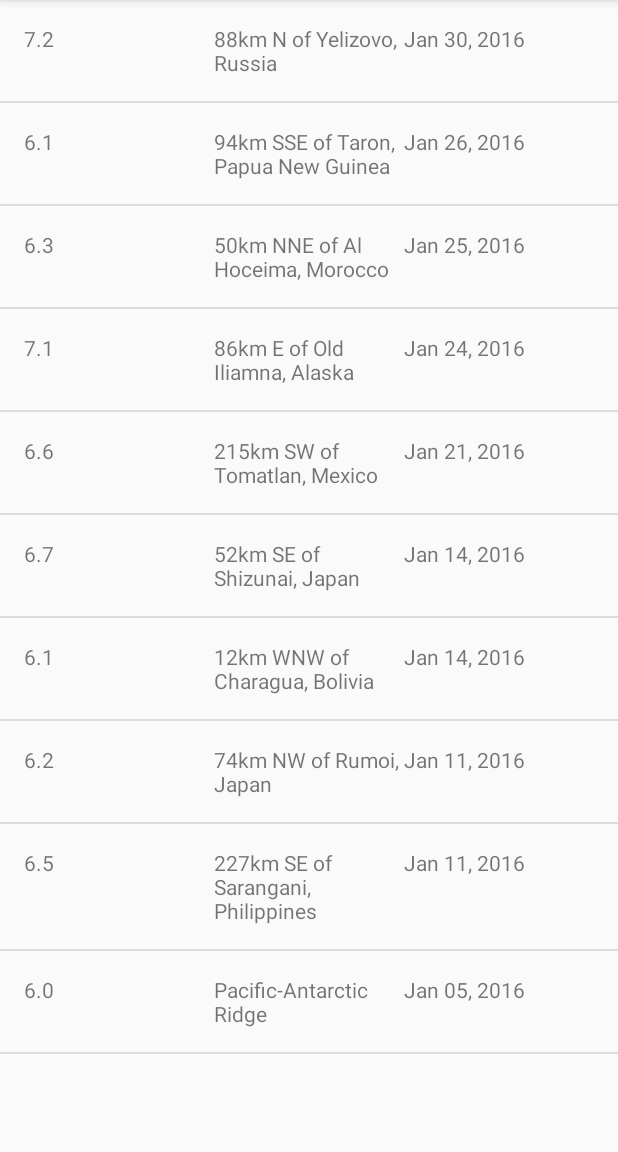
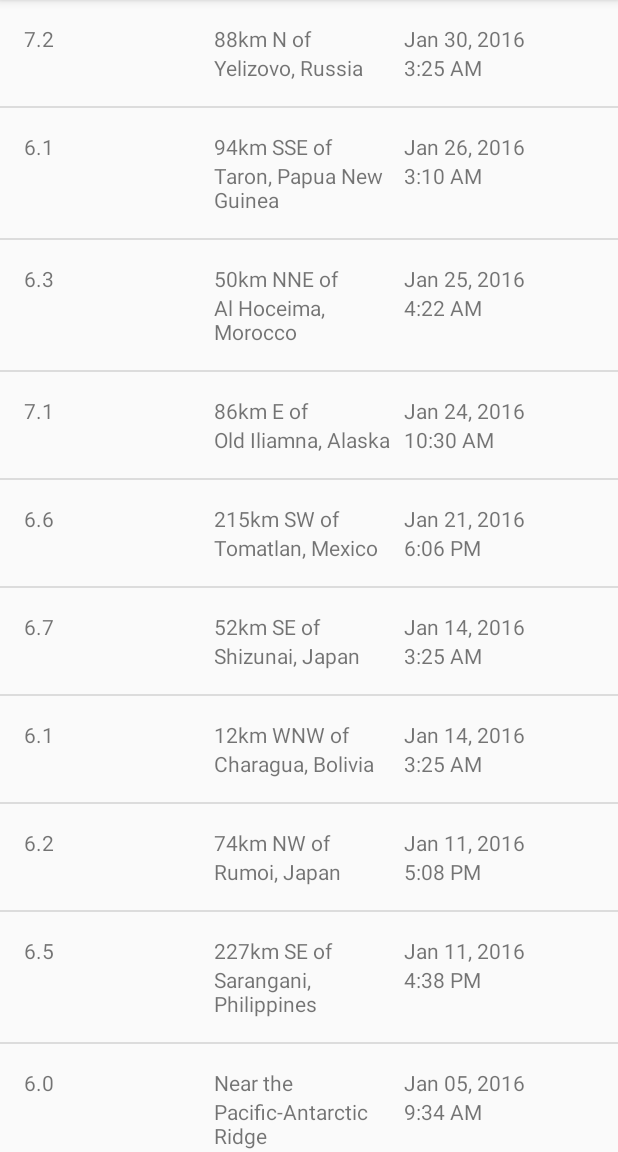
Before and after one commit to luckyhanna/QuakeReport, an Android app: the screen it shows after launch (EarthquakeActivity), on a phone screen of 412 x 824 dp, the part 84-1236 px from its top. Run offline under Robolectric (Android 15) with nearby library versions, the phone set to English and light mode, and no system bars.

Commit message:
formatting

```diff
--- a/app/src/main/java/com/example/android/quakereport/Earthquake.java
+++ b/app/src/main/java/com/example/android/quakereport/Earthquake.java
@@ -4,23 +4,23 @@ import java.math.BigDecimal;
 
 public class Earthquake {
 
-    private BigDecimal mMagnitude;
+    private double mMagnitude;
 
     private String mPlace;
 
     private Long mTime;
 
-    public Earthquake(BigDecimal magnitude, String place, Long time) {
+    public Earthquake(double magnitude, String place, Long time) {
         this.mMagnitude = magnitude;
         this.mPlace = place;
         this.mTime = time;
     }
 
-    public BigDecimal getMagnitude() {
+    public double getMagnitude() {
         return mMagnitude;
     }
 
-    public void setMagnitude(BigDecimal mMagnitude) {
+    public void setMagnitude(double mMagnitude) {
         this.mMagnitude = mMagnitude;
     }
 
--- a/app/src/main/java/com/example/android/quakereport/EarthquakeAdapter.java
+++ b/app/src/main/java/com/example/android/quakereport/EarthquakeAdapter.java
@@ -9,12 +9,15 @@ import android.view.ViewGroup;
 import android.widget.ArrayAdapter;
 import android.widget.TextView;
 
+import java.text.DecimalFormat;
 import java.text.SimpleDateFormat;
 import java.util.Date;
 import java.util.List;
 
 public class EarthquakeAdapter extends ArrayAdapter<Earthquake> {
 
+
+    private static final String LOCATION_SEPARATOR = " of ";
 
     public EarthquakeAdapter(@NonNull Context context, @NonNull List<Earthquake> objects) {
         super(context, 0, objects);
@@ -28,19 +31,47 @@ public class EarthquakeAdapter extends ArrayAdapter<Earthquake> {
             listItemView = LayoutInflater.from(getContext()).inflate(R.layout.earthquake_item, parent, false);
         }
         TextView magnitude = (TextView) listItemView.findViewById(R.id.mag_tv);
-        TextView place = (TextView) listItemView.findViewById(R.id.place_tv);
+        TextView locationOffset = (TextView) listItemView.findViewById(R.id.location_offset_tv);
+        TextView primaryLocation = (TextView) listItemView.findViewById(R.id.primary_location_tv);
+        TextView dateTv = (TextView) listItemView.findViewById(R.id.date_tv);
         TextView time = (TextView) listItemView.findViewById(R.id.time_tv);
 
         Earthquake currentQuake = getItem(position);
 
-        magnitude.setText(String.valueOf(currentQuake.getMagnitude()));
-        place.setText(currentQuake.getPlace());
+        magnitude.setText(formatMagnitude(currentQuake.getMagnitude()));
+        String place = currentQuake.getPlace();
+
+        String offsetString = getContext().getString(R.string.near_the);;
+        String locationString = place;
+        if (place.contains(LOCATION_SEPARATOR)) {
+            String[] parts = place.split(LOCATION_SEPARATOR);
+            offsetString = parts[0] + LOCATION_SEPARATOR;
+            locationString = parts[1];
+        }
+        locationOffset.setText(offsetString);
+        primaryLocation.setText(locationString);
+
         Date date = new Date(currentQuake.getTime());
 
-        SimpleDateFormat sdf = new SimpleDateFormat("LLL dd, yyyy");
-        String dateString = sdf.format(date);
-        time.setText(dateString);
+        dateTv.setText(formatDate(date));
+
+        time.setText(formatTime(date));
 
         return listItemView;
     }
+
+    private String formatDate(Date date) {
+        SimpleDateFormat sdf = new SimpleDateFormat("MMM dd, yyyy");
+        return sdf.format(date);
+    }
+
+    private String formatTime(Date date) {
+        SimpleDateFormat sdfTime = new SimpleDateFormat("h:mm a");
+        return sdfTime.format(date);
+    }
+
+    private String formatMagnitude(double mag) {
+        DecimalFormat df = new DecimalFormat("0.0");
+        return df.format(mag);
+    }
 }
--- a/app/src/main/java/com/example/android/quakereport/QueryUtils.java
+++ b/app/src/main/java/com/example/android/quakereport/QueryUtils.java
@@ -59,7 +59,7 @@ public final class QueryUtils {
                 double magnitude = properties.getDouble("mag");
                 String place = properties.getString("place");
                 long time = properties.getLong("time");
-                earthquakes.add(new Earthquake(BigDecimal.valueOf(magnitude), place, time));
+                earthquakes.add(new Earthquake(magnitude, place, time));
             }
 
         } catch (JSONException e) {
--- a/app/src/main/res/layout/earthquake_item.xml
+++ b/app/src/main/res/layout/earthquake_item.xml
@@ -12,17 +12,46 @@
         android:layout_weight="1"
         android:layout_height="match_parent"
         tools:text="7.2"/>
-    <TextView
-        android:id="@+id/place_tv"
+
+    <LinearLayout
         android:layout_width="0dp"
         android:layout_weight="1"
         android:layout_height="match_parent"
-        tools:text="San Francisco"/>
-    <TextView
-        android:id="@+id/time_tv"
+        android:orientation="vertical">
+
+        <TextView
+            android:id="@+id/location_offset_tv"
+            android:layout_width="match_parent"
+            android:layout_height="wrap_content"
+            tools:text="88km N of"/>
+
+        <TextView
+            android:id="@+id/primary_location_tv"
+            android:layout_width="match_parent"
+            android:layout_height="wrap_content"
+            tools:text="Yelizovo, Russia"/>
+
+    </LinearLayout>
+
+    <LinearLayout
         android:layout_width="0dp"
         android:layout_weight="1"
         android:layout_height="match_parent"
-        tools:text="Feb 2, 2016"/>
+        android:orientation="vertical"
+        >
+
+        <TextView
+            android:id="@+id/date_tv"
+            android:layout_width="match_parent"
+            android:layout_height="wrap_content"
+            tools:text="Feb 2, 2016"/>
+
+        <TextView
+            android:id="@+id/time_tv"
+            android:layout_width="match_parent"
+            android:layout_height="wrap_content"
+            tools:text="3:00 AM"/>
+    </LinearLayout>
+
 
 </LinearLayout>
--- a/app/src/main/res/values/strings.xml
+++ b/app/src/main/res/values/strings.xml
@@ -15,4 +15,6 @@
 -->
 <resources>
     <string name="app_name">Quake Report</string>
+
+    <string name="near_the">Near the</string>
 </resources>
```
